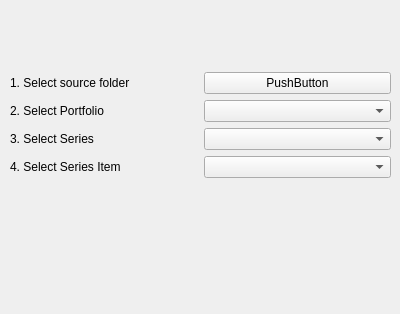
Before: the Qt Designer form qt_designer_ui/import_returns.ui in hammerheadlemon/xldigest, drawn with Qt 5.
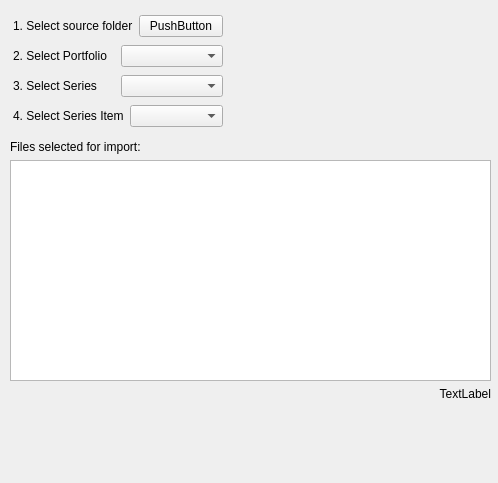
After: the same form once the commit is applied.

Commit message: import dialog now shows list of selected files

What changed in the file:
```diff
--- a/qt_designer_ui/import_returns.ui
+++ b/qt_designer_ui/import_returns.ui
@@ -6,25 +6,23 @@
    <rect>
     <x>0</x>
     <y>0</y>
-    <width>400</width>
-    <height>314</height>
+    <width>498</width>
+    <height>483</height>
    </rect>
   </property>
   <property name="windowTitle">
    <string>Form</string>
   </property>
-  <widget class="QWidget" name="layoutWidget">
+  <widget class="QWidget" name="">
    <property name="geometry">
     <rect>
-     <x>10</x>
-     <y>10</y>
-     <width>381</width>
-     <height>231</height>
+     <x>13</x>
+     <y>13</y>
+     <width>210</width>
+     <height>116</height>
     </rect>
    </property>
-   <layout class="QVBoxLayout" name="verticalLayout_3">
-    <item>
-     <layout class="QVBoxLayout" name="verticalLayout_2">
+   <layout class="QVBoxLayout" name="verticalLayout">
       <item>
        <layout class="QHBoxLayout" name="horizontalLayout_4">
         <item>
@@ -86,6 +84,36 @@
        </layout>
       </item>
      </layout>
+  </widget>
+  <widget class="QWidget" name="">
+   <property name="geometry">
+    <rect>
+     <x>10</x>
+     <y>140</y>
+     <width>481</width>
+     <height>261</height>
+    </rect>
+   </property>
+   <layout class="QGridLayout" name="gridLayout">
+    <item row="0" column="0">
+     <widget class="QLabel" name="label">
+      <property name="text">
+       <string>Files selected for import:</string>
+      </property>
+     </widget>
+    </item>
+    <item row="1" column="0" colspan="2">
+     <widget class="QListWidget" name="selectedFilesWidget"/>
+    </item>
+    <item row="2" column="1">
+     <widget class="QLabel" name="selectedCountLabel">
+      <property name="text">
+       <string>TextLabel</string>
+      </property>
+      <property name="alignment">
+       <set>Qt::AlignRight|Qt::AlignTrailing|Qt::AlignVCenter</set>
+      </property>
+     </widget>
     </item>
    </layout>
   </widget>
```
Lines whose indentation alone changed are shown as unchanged. The commit also changes 2 other files.
